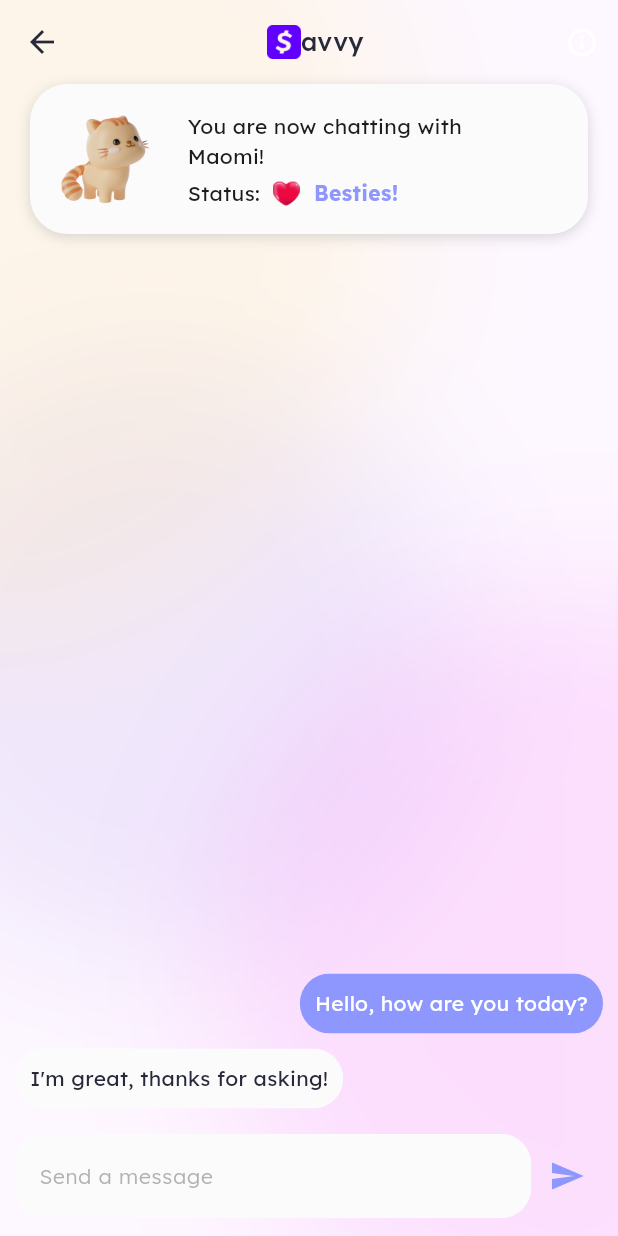
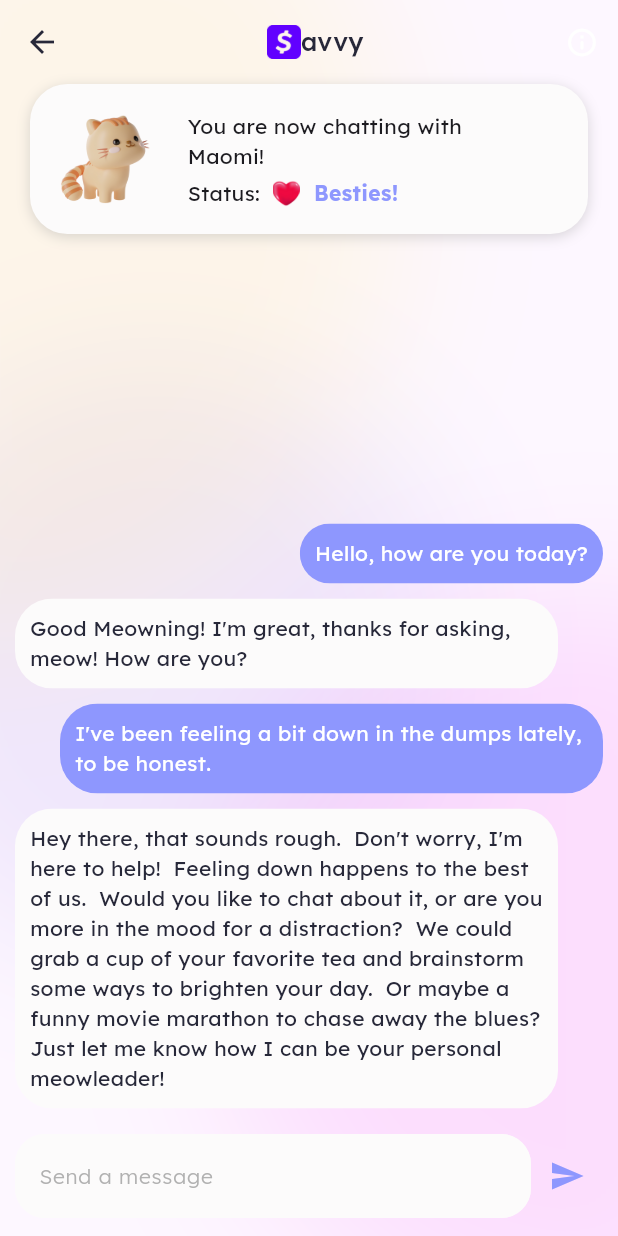
Before and after one commit to ohshuzanne/savvy, a Flutter app: the ChatWithPetPage screen opened by its route, on a phone screen of 412 x 824 dp. Run offline on Flutter 3.47's test engine with Material 3 defaults, Android fonts, the phone set to English and light mode, and no system bars; our stand-ins replace cloud_firestore, firebase_auth, firebase_core, fl_chart, flutter_animate, flutter_slidable and 5 more; accounts and stored records are empty.

Commit message:
-added changes to the chat interface

```diff
--- a/lib/components/chatmodel.dart
+++ b/lib/components/chatmodel.dart
@@ -11,7 +11,16 @@ class Message {
 List<Message> messages = [
   Message(
     sender: "Pet",
-    text: "I'm great, thanks for asking!",
+    text:
+        "Hey there, that sounds rough.  Don't worry, I'm here to help!  Feeling down happens to the best of us.  Would you like to chat about it, or are you more in the mood for a distraction?  We could grab a cup of your favorite tea and brainstorm some ways to brighten your day.  Or maybe a funny movie marathon to chase away the blues?  Just let me know how I can be your personal meowleader!",
+  ),
+  Message(
+    sender: "User",
+    text: "I've been feeling a bit down in the dumps lately, to be honest.",
+  ),
+  Message(
+    sender: "Pet",
+    text: "Good Meowning! I'm great, thanks for asking, meow! How are you?",
   ),
   Message(
     sender: "User",
--- a/lib/view/chatwithpetpage.dart
+++ b/lib/view/chatwithpetpage.dart
@@ -284,7 +284,7 @@ class _ChatWithPetPageState extends State<ChatWithPetPage>
       _isTyping = true;
     });
 
-    Timer(Duration(seconds: 2), () {
+    Timer(Duration(seconds: 4), () {
       final Message petResponse = Message(
           sender: "Pet",
           text:
```
Also changed, not shown: pubspec.lock.
